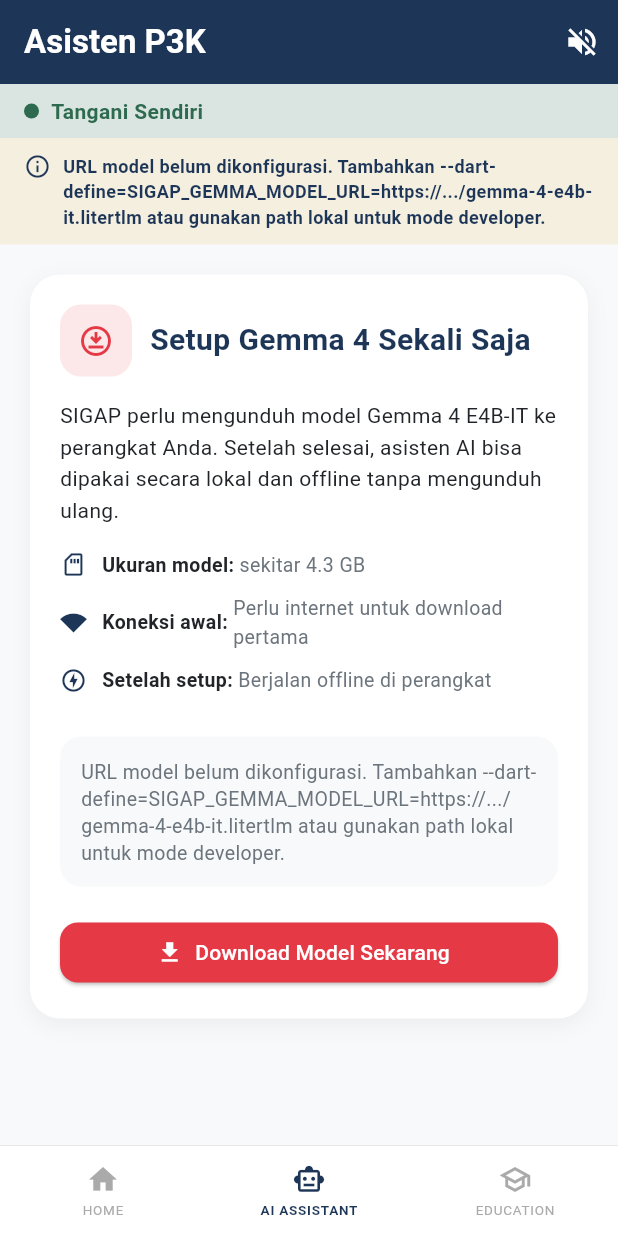
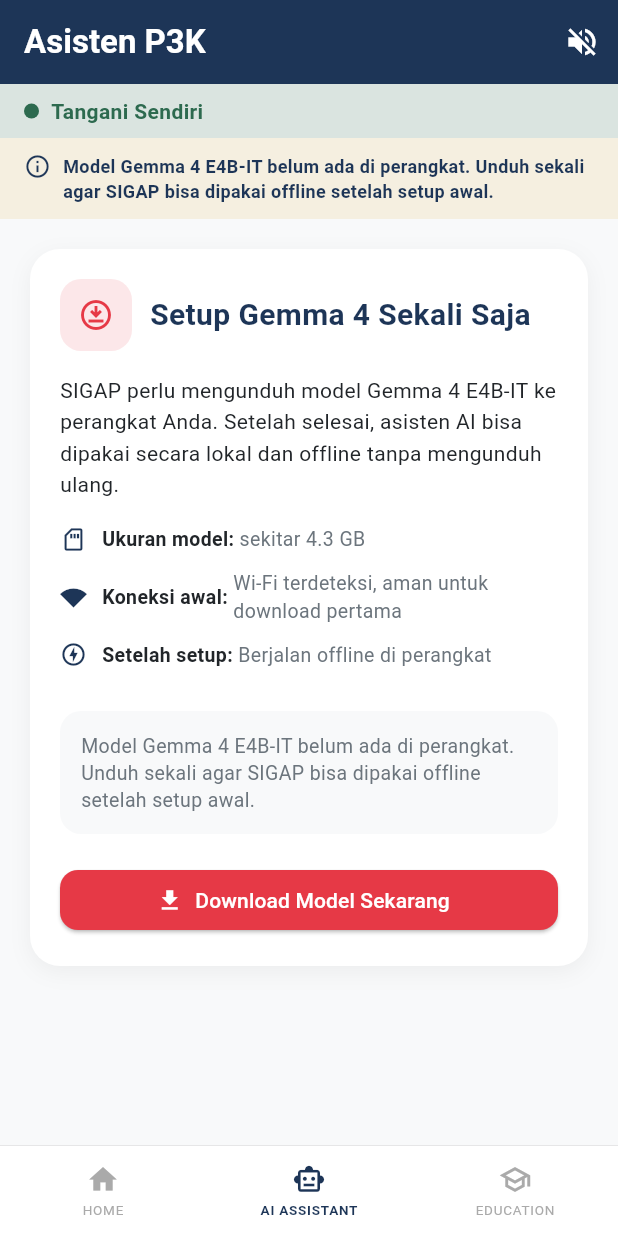
Before and after one commit to gintoki05/sigap-public, a Flutter app: the screen it shows after launch, item 2 of the bottom bar chosen, on a phone screen of 412 x 824 dp. Run offline on Flutter 3.47's test engine with Material 3 defaults, Android fonts, the phone set to English and light mode, and no system bars; our stand-ins replace connectivity_plus, flutter_tts; missing offline and left inert: flutter_gemma.

Commit message:
feat: implement Gemma model service and assistant UI with connectivity-aware model downloading

```diff
--- a/lib/screens/assistant_screen.dart
+++ b/lib/screens/assistant_screen.dart
@@ -1,3 +1,6 @@
+import 'dart:async';
+
+import 'package:connectivity_plus/connectivity_plus.dart';
 import 'package:flutter/material.dart';
 
 import '../core/constants.dart';
@@ -19,11 +22,14 @@
 
 class _AssistantScreenState extends State<AssistantScreen> {
   final GemmaService _gemmaService = GemmaService();
+  final Connectivity _connectivity = Connectivity();
   final TextEditingController _controller = TextEditingController();
   final List<Map<String, dynamic>> _messages = [];
   final UrgencyLevel _urgency = UrgencyLevel.green;
   bool _ttsEnabled = false;
   String _serviceStatus = 'Model Gemma belum diinisialisasi.';
+  bool? _isOnWifi;
+  StreamSubscription<List<ConnectivityResult>>? _connectivitySubscription;
 
   @override
   void initState() {
@@ -32,11 +38,17 @@
       _controller.text = widget.initialQuery!.trim();
     }
     _serviceStatus = _gemmaService.statusMessage;
+    _gemmaService.addListener(_handleServiceUpdate);
+    _connectivitySubscription =
+        _connectivity.onConnectivityChanged.listen(_updateConnectivityState);
+    _refreshConnectivityState();
     _initializeReadyModel();
   }
 
   @override
   void dispose() {
+    _connectivitySubscription?.cancel();
+    _gemmaService.removeListener(_handleServiceUpdate);
     _controller.dispose();
     super.dispose();
   }
@@ -82,6 +94,7 @@
                 : _ModelSetupPanel(
                     service: _gemmaService,
                     status: _serviceStatus,
+                    isOnWifi: _isOnWifi,
                     onDownload: _downloadModel,
                     onRetry: _initializeReadyModel,
                   ),
@@ -123,6 +136,35 @@
         _gemmaService.state == GemmaServiceState.checking;
   }
 
+  void _handleServiceUpdate() {
+    if (!mounted) {
+      return;
+    }
+    setState(() {
+      _serviceStatus = _gemmaService.statusMessage;
+    });
+  }
+
+  Future<void> _refreshConnectivityState() async {
+    final results = await _connectivity.checkConnectivity();
+    _updateConnectivityState(results);
+  }
+
+  void _updateConnectivityState(List<ConnectivityResult> results) {
+    if (!mounted) {
+      return;
+    }
+
+    final isOnWifi = results.contains(ConnectivityResult.wifi);
+    if (_isOnWifi == isOnWifi) {
+      return;
+    }
+
+    setState(() {
+      _isOnWifi = isOnWifi;
+    });
+  }
+
   Future<void> _initializeReadyModel() async {
     setState(() {});
     await _gemmaService.initializeReadyModel();
@@ -135,6 +177,17 @@
   }
 
   Future<void> _downloadModel() async {
+    if (_isOnWifi == false) {
+      ScaffoldMessenger.of(context).showSnackBar(
+        const SnackBar(
+          content: Text(
+            'Anda tidak sedang memakai Wi-Fi. Download model Gemma 4 sekitar 4.3 GB dan bisa menghabiskan kuota data seluler.',
+          ),
+          duration: Duration(seconds: 5),
+        ),
+      );
+    }
+
     setState(() {});
     await _gemmaService.downloadAndInstallModel();
     if (!mounted) {
@@ -278,12 +331,14 @@
 class _ModelSetupPanel extends StatelessWidget {
   final GemmaService service;
   final String status;
+  final bool? isOnWifi;
   final Future<void> Function() onDownload;
   final Future<void> Function() onRetry;
 
   const _ModelSetupPanel({
     required this.service,
     required this.status,
+    required this.isOnWifi,
     required this.onDownload,
     required this.onRetry,
   });
@@ -367,13 +422,52 @@
                   label: 'Koneksi awal',
                   value: service.hasConfiguredLocalPath
                       ? 'Mode developer: file lokal'
-                      : 'Perlu internet untuk download pertama',
+                      : isOnWifi == null
+                          ? 'Memeriksa jenis koneksi...'
+                          : isOnWifi!
+                              ? 'Wi-Fi terdeteksi, aman untuk download pertama'
+                              : 'Bukan Wi-Fi, perhatikan kuota data',
                 ),
                 const _SetupFact(
                   icon: Icons.offline_bolt_outlined,
                   label: 'Setelah setup',
                   value: 'Berjalan offline di perangkat',
                 ),
+                if (!service.hasConfiguredLocalPath && isOnWifi == false) ...[
+                  const SizedBox(height: 8),
+                  Container(
+                    width: double.infinity,
+                    padding: const EdgeInsets.all(14),
+                    decoration: BoxDecoration(
+                      color: AppColors.urgencyYellow.withValues(alpha: 0.16),
+                      borderRadius: BorderRadius.circular(14),
+                      border: Border.all(
+                        color: AppColors.urgencyYellow.withValues(alpha: 0.35),
+                      ),
+                    ),
+                    child: const Row(
+                      crossAxisAlignment: CrossAxisAlignment.start,
+                      children: [
+                        Icon(
+                          Icons.wifi_off_rounded,
+                          color: AppColors.navy,
+                          size: 18,
+                        ),
+                        SizedBox(width: 10),
+                        Expanded(
+                          child: Text(
+                            'Download model Gemma 4 cukup besar. Disarankan memakai Wi-Fi agar proses awal lebih stabil dan tidak menguras kuota data.',
+                            style: TextStyle(
+                              fontSize: 13,
+                              color: AppColors.textDark,
+                              height: 1.4,
+                            ),
+                          ),
+                        ),
+                      ],
+                    ),
+                  ),
+                ],
                 const SizedBox(height: 18),
                 Container(
                   width: double.infinity,
--- a/pubspec.yaml
+++ b/pubspec.yaml
@@ -55,6 +55,9 @@
   # Runtime permissions
   permission_handler: ^12.0.1
 
+  # Cek jenis koneksi untuk warning download model besar
+  connectivity_plus: ^7.0.0
+
 dev_dependencies:
   flutter_test:
     sdk: flutter
```
Also changed, not shown: lib/services/gemma_service.dart (+118 -58 lines), pubspec.lock, 2 other files.
